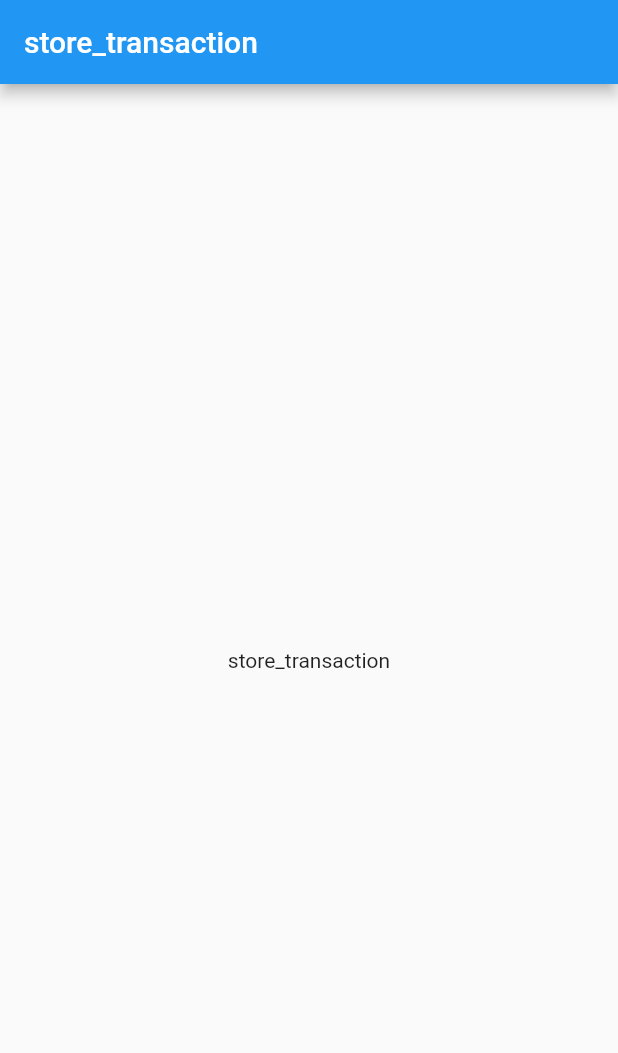
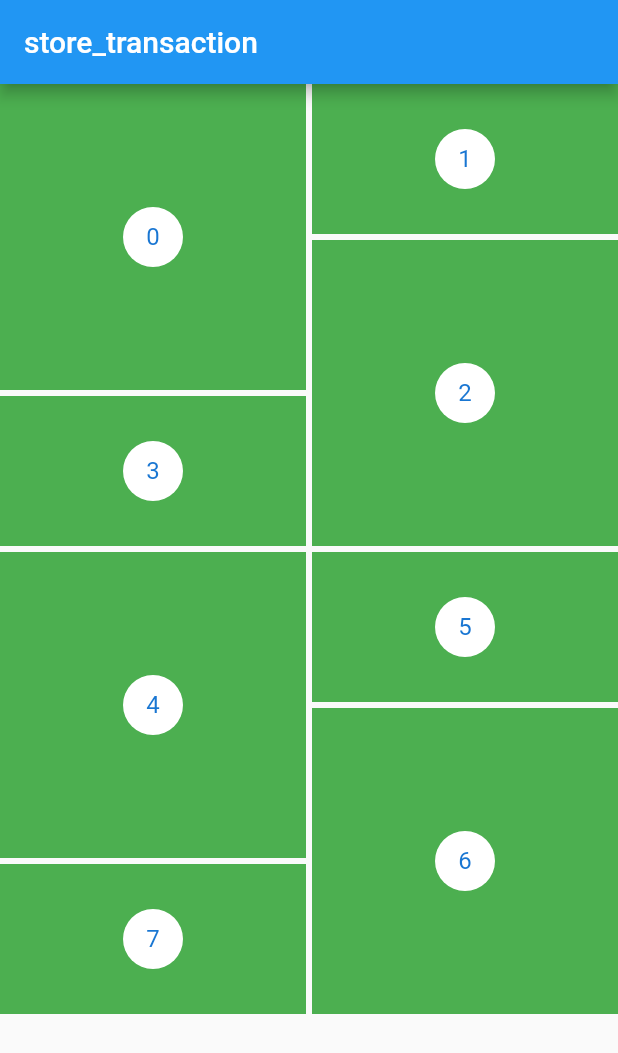
Before and after one commit to japangly/store_transaction, a Flutter app: the screen it shows after launch, on a phone screen of 412 x 824 dp. Shown: the top 1053 px of the screen. Run offline on Flutter 3.47's test engine with Material 2 defaults, Android fonts, the phone set to English and light mode, and no system bars.

Commit message:
flutter_staggered_grid_view

```diff
--- a/lib/home_screen.dart
+++ b/lib/home_screen.dart
@@ -1,4 +1,5 @@
 import 'package:flutter/material.dart';
+import 'package:flutter_staggered_grid_view/flutter_staggered_grid_view.dart';
 
 class HomeScreen extends StatefulWidget {
   const HomeScreen({
@@ -17,8 +18,21 @@ class _HomeScreenState extends State<HomeScreen> {
         title: Text('store_transaction'),
       ),
       body: Center(
-        child: Container(
-          child: Text('store_transaction'),
+        child: StaggeredGridView.countBuilder(
+          crossAxisCount: 4,
+          itemCount: 8,
+          itemBuilder: (BuildContext context, int index) => new Container(
+              color: Colors.green,
+              child: new Center(
+                child: new CircleAvatar(
+                  backgroundColor: Colors.white,
+                  child: new Text('$index'),
+                ),
+              )),
+          staggeredTileBuilder: (int index) =>
+              new StaggeredTile.count(2, index.isEven ? 2 : 1),
+          mainAxisSpacing: 4.0,
+          crossAxisSpacing: 4.0,
         ),
       ),
     );
--- a/pubspec.yaml
+++ b/pubspec.yaml
@@ -21,6 +21,7 @@ dependencies:
     sdk: flutter
   firebase_core: ^0.4.0+8
   firebase_analytics: ^4.0.2
+  flutter_staggered_grid_view: ^0.3.0
 
   # The following adds the Cupertino Icons font to your application.
   # Use with the CupertinoIcons class for iOS style icons.
```
Also changed, not shown: pubspec.lock.
